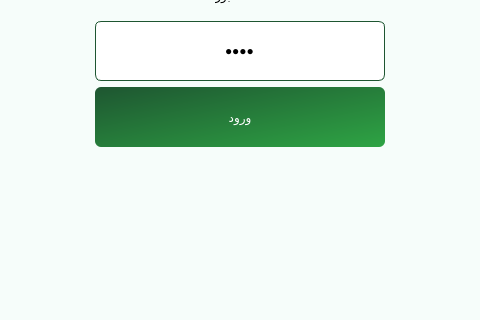
First picture: the form in main.ui, repository Farazist/raspberrypi-app, before the edit; both pictures show x 260 to 740 and y 174 to 494 of the 1000 by 600 pixel window.
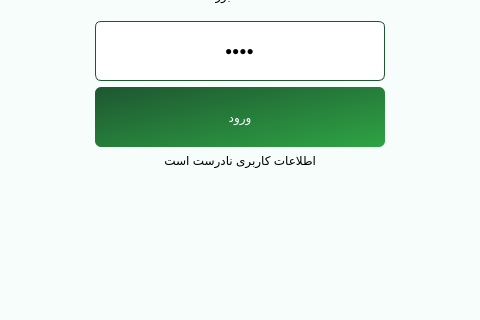
Second picture: the form after the edit. Icons and pictures are not drawn.

Commit message: show user login error text

Patch:
```diff
--- a/main.ui
+++ b/main.ui
@@ -499,6 +499,19 @@
          </property>
         </widget>
        </item>
+       <item alignment="Qt::AlignHCenter|Qt::AlignTop">
+        <widget class="QLabel" name="lblErrorUser">
+         <property name="enabled">
+          <bool>true</bool>
+         </property>
+         <property name="styleSheet">
+          <string notr="true">font: 18pt &quot;IRANSans&quot;;</string>
+         </property>
+         <property name="text">
+          <string>اطلاعات کاربری نادرست است</string>
+         </property>
+        </widget>
+       </item>
        <item alignment="Qt::AlignLeft|Qt::AlignBottom">
         <widget class="QPushButton" name="btnSettingUserLogin">
          <property name="text">
```
Left out of the diff: 5 changed lines with no effect on the pictures. The commit also changes 3 other files.
